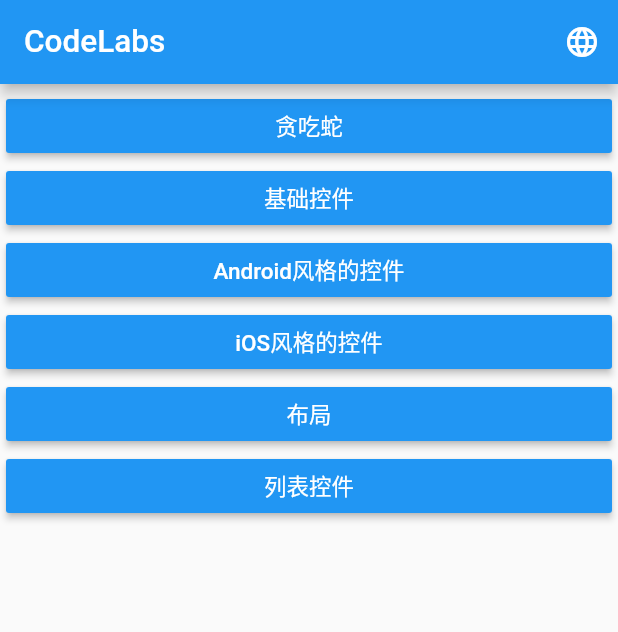
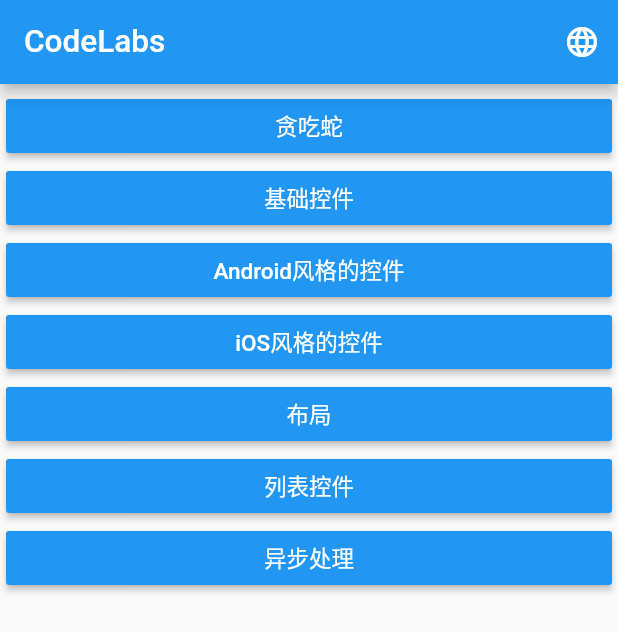
Before and after one commit to sunjinbo/codelabs, a Flutter app: the screen it shows after launch, on a phone screen of 412 x 824 dp. Shown: the top 632 px of the screen. Run offline on Flutter 3.47's test engine with Material 2 defaults, Android fonts, the phone set to English and light mode, and no system bars; our stand-ins replace fluttertoast.

Commit message:
asynchronous

```diff
--- a/lib/codelabs_localizations.dart
+++ b/lib/codelabs_localizations.dart
@@ -32,7 +32,8 @@ class CodeLabsLocalizations {
       'layout': 'Layout',
       'text': 'Text',
       'assets': 'Assets, Image, Icons',
-      'list': 'List'
+      'list': 'List',
+      'asynchronous': 'Asynchronous'
     },
     'zh': {
       'snake': '贪吃蛇',
@@ -54,7 +55,8 @@ class CodeLabsLocalizations {
       'layout': '布局',
       'text': '文本显示和样式',
       'assets': 'Assets、图片、Icons',
-      'list': '列表控件'
+      'list': '列表控件',
+      'asynchronous': '异步处理'
     }
   };
 
@@ -157,4 +159,9 @@ class CodeLabsLocalizations {
     Map<String, String> map = _localizedValues[locale.languageCode]!;
     return map['list'];
   }
+
+  get asynchronous {
+    Map<String, String> map = _localizedValues[locale.languageCode]!;
+    return map['asynchronous'];
+  }
 }
--- a/lib/main.dart
+++ b/lib/main.dart
@@ -2,6 +2,7 @@ import 'package:codelabs/list_components.dart';
 import 'package:flutter/material.dart';
 import 'package:flutter_localizations/flutter_localizations.dart';
 
+import 'asynchronous_components.dart';
 import 'basic_widgets.dart';
 import 'cupertino_components.dart';
 import 'codelabs_localizations_delegates.dart';
@@ -151,6 +152,18 @@ class _MyHomePageState extends State<MyHomePage> {
                     }));
               },
             ),
+            MaterialButton(
+              color: Colors.blue,
+              textColor: Colors.white,
+              minWidth: double.infinity,
+              child: new Text(CodeLabsLocalizations.of(context).asynchronous),
+              onPressed: () {
+                Navigator.push(context,
+                    MaterialPageRoute(builder: (context){
+                      return AsyncComponentsPage();
+                    }));
+              },
+            ),
           ],
         ),
       ),
```
Also changed, not shown: lib/asynchronous_components.dart (added, +68 -0 lines).
